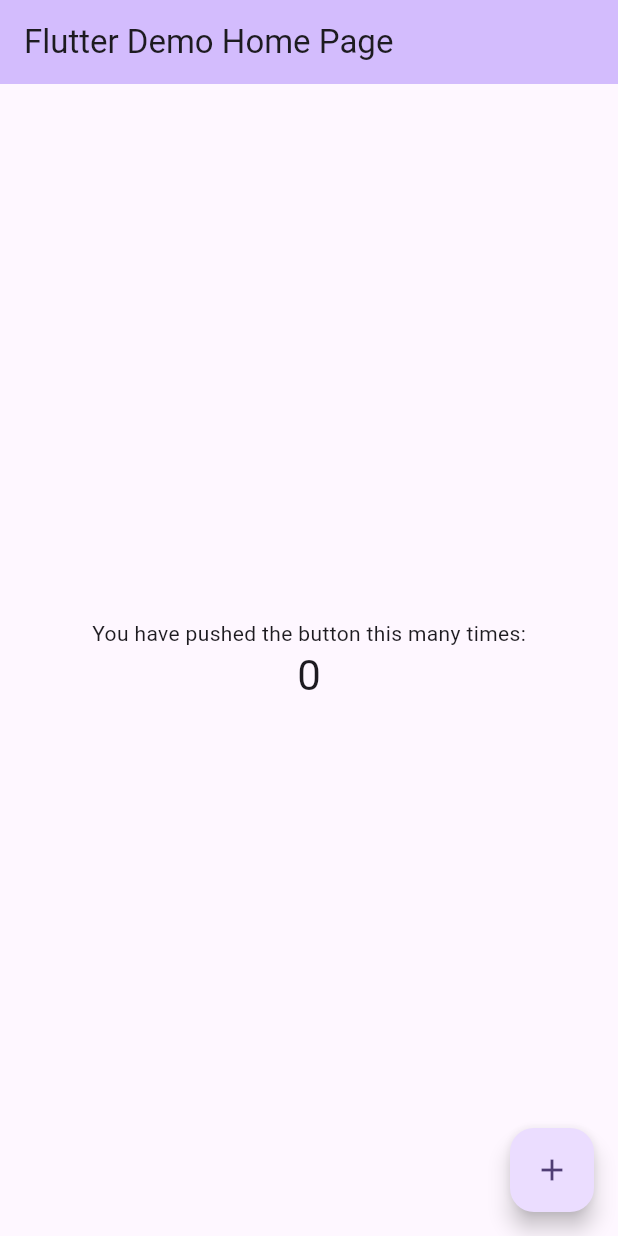
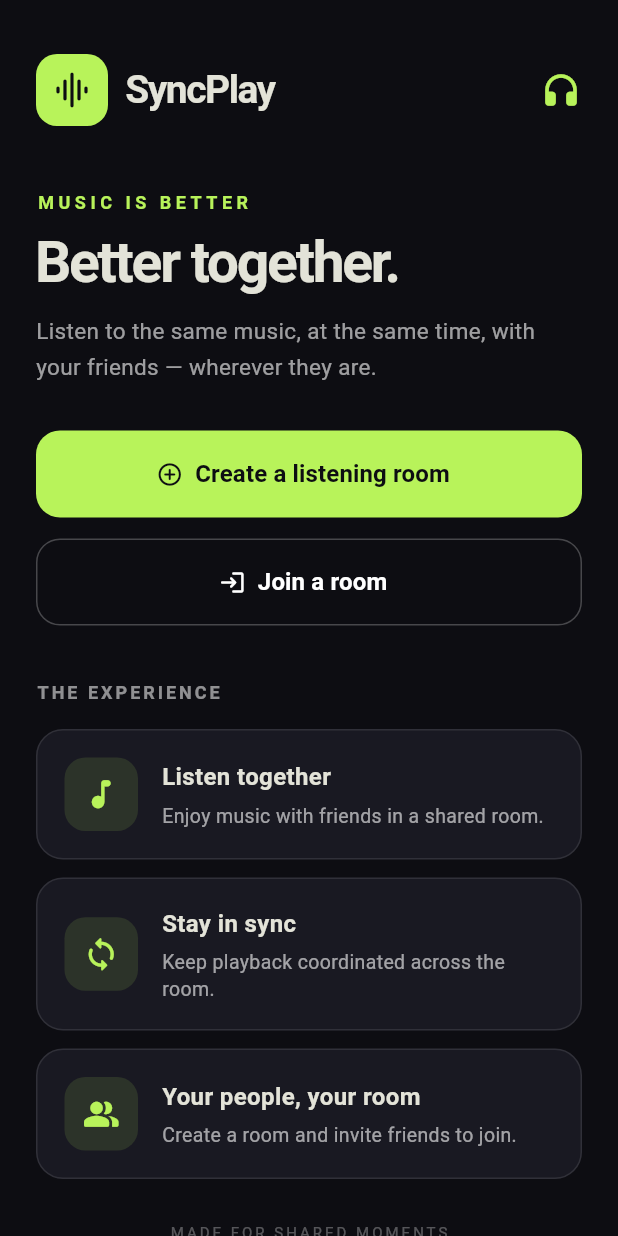
Before and after one commit to MaynkMN030/GDG_REC, a Flutter app: the screen it shows after launch, on a phone screen of 412 x 824 dp. Run offline on Flutter 3.47's test engine with Material 3 defaults, Android fonts, the phone set to English and light mode, and no system bars.

Commit message:
Build initial SyncPlay home screen

```diff
--- a/syncplay/lib/main.dart
+++ b/syncplay/lib/main.dart
@@ -1,121 +1,300 @@
+
 import 'package:flutter/material.dart';
 
 void main() {
-  runApp(const MyApp());
+  runApp(const SyncPlayApp());
 }
 
-class MyApp extends StatelessWidget {
-  const MyApp({super.key});
+const Color bgColor = Color(0xFF0D0D12);
+const Color cardColor = Color(0xFF191922);
+const Color accentColor = Color(0xFFB8F35A);
 
-  // This widget is the root of your application.
+class SyncPlayApp extends StatelessWidget {
+  const SyncPlayApp({super.key});
+
   @override
   Widget build(BuildContext context) {
     return MaterialApp(
-      title: 'Flutter Demo',
+      debugShowCheckedModeBanner: false,
+      title: 'SyncPlay',
       theme: ThemeData(
-        // This is the theme of your application.
-        //
-        // TRY THIS: Try running your application with "flutter run". You'll see
-        // the application has a purple toolbar. Then, without quitting the app,
-        // try changing the seedColor in the colorScheme below to Colors.green
-        // and then invoke "hot reload" (save your changes or press the "hot
-        // reload" button in a Flutter-supported IDE, or press "r" if you used
-        // the command line to start the app).
-        //
-        // Notice that the counter didn't reset back to zero; the application
-        // state is not lost during the reload. To reset the state, use hot
-        // restart instead.
-        //
-        // This works for code too, not just values: Most code changes can be
-        // tested with just a hot reload.
-        colorScheme: .fromSeed(seedColor: Colors.deepPurple),
+        brightness: Brightness.dark,
+        scaffoldBackgroundColor: bgColor,
+        colorScheme: ColorScheme.fromSeed(
+          seedColor: accentColor,
+          brightness: Brightness.dark,
         ),
-      home: const MyHomePage(title: 'Flutter Demo Home Page'),
+        useMaterial3: true,
+      ),
+      home: const HomeScreen(),
     );
   }
 }
 
-class MyHomePage extends StatefulWidget {
-  const MyHomePage({super.key, required this.title});
-
-  // This widget is the home page of your application. It is stateful, meaning
-  // that it has a State object (defined below) that contains fields that affect
-  // how it looks.
-
-  // This class is the configuration for the state. It holds the values (in this
-  // case the title) provided by the parent (in this case the App widget) and
-  // used by the build method of the State. Fields in a Widget subclass are
-  // always marked "final".
-
-  final String title;
-
-  @override
-  State<MyHomePage> createState() => _MyHomePageState();
-}
-
-class _MyHomePageState extends State<MyHomePage> {
-  int _counter = 0;
-
-  void _incrementCounter() {
-    setState(() {
-      // This call to setState tells the Flutter framework that something has
-      // changed in this State, which causes it to rerun the build method below
-      // so that the display can reflect the updated values. If we changed
-      // _counter without calling setState(), then the build method would not be
-      // called again, and so nothing would appear to happen.
-      _counter++;
-    });
-  }
+class HomeScreen extends StatelessWidget {
+  const HomeScreen({super.key});
 
   @override
   Widget build(BuildContext context) {
-    // This method is rerun every time setState is called, for instance as done
-    // by the _incrementCounter method above.
-    //
-    // The Flutter framework has been optimized to make rerunning build methods
-    // fast, so that you can just rebuild anything that needs updating rather
-    // than having to individually change instances of widgets.
     return Scaffold(
-      appBar: AppBar(
-        // TRY THIS: Try changing the color here to a specific color (to
-        // Colors.amber, perhaps?) and trigger a hot reload to see the AppBar
-        // change color while the other colors stay the same.
-        backgroundColor: Theme.of(context).colorScheme.inversePrimary,
-        // Here we take the value from the MyHomePage object that was created by
-        // the App.build method, and use it to set our appbar title.
-        title: Text(widget.title),
+      body: SafeArea(
+        child: SingleChildScrollView(
+          padding: const EdgeInsets.all(24),
+          child: Column(
+            crossAxisAlignment: CrossAxisAlignment.start,
+            children: [
+              const SizedBox(height: 12),
+
+              // App branding
+              Row(
+                children: [
+                  Container(
+                    padding: const EdgeInsets.all(10),
+                    decoration: BoxDecoration(
+                      color: accentColor,
+                      borderRadius: BorderRadius.circular(14),
                     ),
-      body: Center(
-        // Center is a layout widget. It takes a single child and positions it
-        // in the middle of the parent.
+                    child: const Icon(
+                      Icons.graphic_eq_rounded,
+                      color: bgColor,
+                      size: 28,
+                    ),
+                  ),
+                  const SizedBox(width: 12),
+                  const Text(
+                    'SyncPlay',
+                    style: TextStyle(
+                      fontSize: 26,
+                      fontWeight: FontWeight.bold,
+                      letterSpacing: -1,
+                    ),
+                  ),
+                  const Spacer(),
+                  const Icon(
+                    Icons.headphones_rounded,
+                    color: accentColor,
+                    size: 28,
+                  ),
+                ],
+              ),
+
+              const SizedBox(height: 42),
+
+              const Text(
+                'MUSIC IS BETTER',
+                style: TextStyle(
+                  color: accentColor,
+                  fontSize: 12,
+                  fontWeight: FontWeight.bold,
+                  letterSpacing: 3,
+                ),
+              ),
+              const SizedBox(height: 10),
+              const Text(
+                'Better together.',
+                style: TextStyle(
+                  fontSize: 38,
+                  fontWeight: FontWeight.bold,
+                  height: 1.15,
+                  letterSpacing: -1.5,
+                ),
+              ),
+              const SizedBox(height: 12),
+              const Text(
+                'Listen to the same music, at the same time, '
+                'with your friends — wherever they are.',
+                style: TextStyle(
+                  color: Colors.white60,
+                  fontSize: 15,
+                  height: 1.6,
+                ),
+              ),
+
+              const SizedBox(height: 30),
+
+              // Create room button
+              SizedBox(
+                width: double.infinity,
+                height: 58,
+                child: FilledButton.icon(
+                  onPressed: () {
+                    ScaffoldMessenger.of(context).showSnackBar(
+                      const SnackBar(
+                        content: Text(
+                          'Room creation is coming in the next step!',
+                        ),
+                      ),
+                    );
+                  },
+                  style: FilledButton.styleFrom(
+                    backgroundColor: accentColor,
+                    foregroundColor: bgColor,
+                    shape: RoundedRectangleBorder(
+                      borderRadius: BorderRadius.circular(16),
+                    ),
+                  ),
+                  icon: const Icon(Icons.add_circle_outline_rounded),
+                  label: const Text(
+                    'Create a listening room',
+                    style: TextStyle(
+                      fontSize: 16,
+                      fontWeight: FontWeight.bold,
+                    ),
+                  ),
+                ),
+              ),
+
+              const SizedBox(height: 14),
+
+              // Join room button
+              SizedBox(
+                width: double.infinity,
+                height: 58,
+                child: OutlinedButton.icon(
+                  onPressed: () {
+                    ScaffoldMessenger.of(context).showSnackBar(
+                      const SnackBar(
+                        content: Text(
+                          'Joining rooms is coming in the next step!',
+                        ),
+                      ),
+                    );
+                  },
+                  style: OutlinedButton.styleFrom(
+                    foregroundColor: Colors.white,
+                    side: const BorderSide(color: Colors.white24),
+                    shape: RoundedRectangleBorder(
+                      borderRadius: BorderRadius.circular(16),
+                    ),
+                  ),
+                  icon: const Icon(Icons.login_rounded),
+                  label: const Text(
+                    'Join a room',
+                    style: TextStyle(
+                      fontSize: 16,
+                      fontWeight: FontWeight.w600,
+                    ),
+                  ),
+                ),
+              ),
+
+              const SizedBox(height: 36),
+
+              const Text(
+                'THE EXPERIENCE',
+                style: TextStyle(
+                  color: Colors.white54,
+                  fontSize: 12,
+                  fontWeight: FontWeight.bold,
+                  letterSpacing: 2,
+                ),
+              ),
+
+              const SizedBox(height: 16),
+
+              const FeatureCard(
+                icon: Icons.music_note_rounded,
+                title: 'Listen together',
+                description:
+                    'Enjoy music with friends in a shared room.',
+              ),
+              const SizedBox(height: 12),
+              const FeatureCard(
+                icon: Icons.sync_rounded,
+                title: 'Stay in sync',
+                description:
+                    'Keep playback coordinated across the room.',
+              ),
+              const SizedBox(height: 12),
+              const FeatureCard(
+                icon: Icons.people_alt_rounded,
+                title: 'Your people, your room',
+                description:
+                    'Create a room and invite friends to join.',
+              ),
+
+              const SizedBox(height: 28),
+
+              const Center(
+                child: Text(
+                  'MADE FOR SHARED MOMENTS',
+                  style: TextStyle(
+                    color: Colors.white30,
+                    fontSize: 10,
+                    letterSpacing: 2,
+                  ),
+                ),
+              ),
+
+              const SizedBox(height: 12),
+            ],
+          ),
+        ),
+      ),
+    );
+  }
+}
+
+class FeatureCard extends StatelessWidget {
+  final IconData icon;
+  final String title;
+  final String description;
+
+  const FeatureCard({
+    super.key,
+    required this.icon,
+    required this.title,
+    required this.description,
+  });
+
+  @override
+  Widget build(BuildContext context) {
+    return Container(
+      padding: const EdgeInsets.all(18),
+      decoration: BoxDecoration(
+        color: cardColor,
+        borderRadius: BorderRadius.circular(18),
+        border: Border.all(color: Colors.white10),
+      ),
+      child: Row(
+        children: [
+          Container(
+            padding: const EdgeInsets.all(12),
+            decoration: BoxDecoration(
+              color: accentColor.withValues(alpha: 0.12),
+              borderRadius: BorderRadius.circular(14),
+            ),
+            child: Icon(
+              icon,
+              color: accentColor,
+              size: 25,
+            ),
+          ),
+          const SizedBox(width: 16),
+          Expanded(
             child: Column(
-          // Column is also a layout widget. It takes a list of children and
-          // arranges them vertically. By default, it sizes itself to fit its
-          // children horizontally, and tries to be as tall as its parent.
-          //
-          // Column has various properties to control how it sizes itself and
-          // how it positions its children. Here we use mainAxisAlignment to
-          // center the children vertically; the main axis here is the vertical
-          // axis because Columns are vertical (the cross axis would be
-          // horizontal).
-          //
-          // TRY THIS: Invoke "debug painting" (choose the "Toggle Debug Paint"
-          // action in the IDE, or press "p" in the console), to see the
-          // wireframe for each widget.
-          mainAxisAlignment: .center,
+              crossAxisAlignment: CrossAxisAlignment.start,
               children: [
-            const Text('You have pushed the button this many times:'),
                 Text(
-              '$_counter',
-              style: Theme.of(context).textTheme.headlineMedium,
+                  title,
+                  style: const TextStyle(
+                    fontSize: 16,
+                    fontWeight: FontWeight.bold,
+                  ),
+                ),
+                const SizedBox(height: 5),
+                Text(
+                  description,
+                  style: const TextStyle(
+                    color: Colors.white60,
+                    fontSize: 13,
+                    height: 1.4,
+                  ),
                 ),
               ],
             ),
           ),
-      floatingActionButton: FloatingActionButton(
-        onPressed: _incrementCounter,
-        tooltip: 'Increment',
-        child: const Icon(Icons.add),
+        ],
       ),
     );
   }
```
Lines whose indentation alone changed are shown as unchanged.
